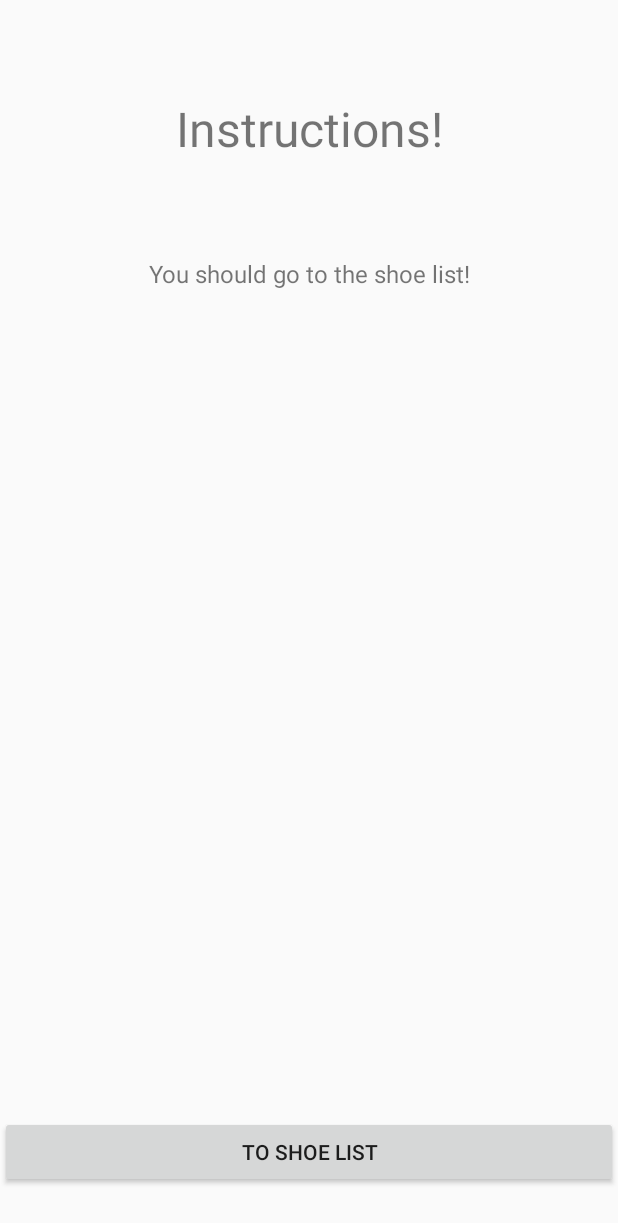
After one commit to bobtal/ShoeStore, an Android app: the InstructionsFragment screen opened through its navigation route, on a phone screen of 412 x 824 dp. The commit adds this screen. Shown: the top 1223 px of the screen. Run offline under Robolectric (Android 15) with nearby library versions, the phone set to English and light mode, and no system bars; our stand-ins replace data binding, navigation-ui.

Commit message:
Completes navigation from WelcomeFragment to InstructionsFragment

```diff
--- /dev/null
+++ b/app/src/main/java/com/udacity/shoestore/InstructionsFragment.kt
@@ -0,0 +1,29 @@
+package com.udacity.shoestore
+
+import android.os.Bundle
+import androidx.fragment.app.Fragment
+import android.view.LayoutInflater
+import android.view.View
+import android.view.ViewGroup
+import androidx.databinding.DataBindingUtil
+import com.udacity.shoestore.databinding.FragmentInstructionsBinding
+
+/**
+ * A simple [Fragment] subclass.
+ * Use the [InstructionsFragment.newInstance] factory method to
+ * create an instance of this fragment.
+ */
+class InstructionsFragment : Fragment() {
+
+    override fun onCreateView(
+        inflater: LayoutInflater, container: ViewGroup?,
+        savedInstanceState: Bundle?
+    ): View? {
+        // Inflate the layout for this fragment
+        val binding : FragmentInstructionsBinding = DataBindingUtil.inflate(
+            inflater, R.layout.fragment_instructions, container, false)
+
+        return binding.root
+    }
+
+}
--- a/app/src/main/java/com/udacity/shoestore/WelcomeFragment.kt
+++ b/app/src/main/java/com/udacity/shoestore/WelcomeFragment.kt
@@ -6,6 +6,7 @@ import android.view.LayoutInflater
 import android.view.View
 import android.view.ViewGroup
 import androidx.databinding.DataBindingUtil
+import androidx.navigation.fragment.findNavController
 import com.udacity.shoestore.databinding.FragmentWelcomeBinding
 
 /**
@@ -22,6 +23,11 @@ class WelcomeFragment : Fragment() {
         // Inflate the layout for this fragment
         val binding : FragmentWelcomeBinding = DataBindingUtil.inflate(
             inflater, R.layout.fragment_welcome, container, false)
+
+        // setup the onClickListener for the button for navigation
+        binding.toInstructionsButton.setOnClickListener{
+            findNavController().navigate(R.id.action_welcomeFragment_to_instructionsFragment)
+        }
         return binding.root
     }
 
--- /dev/null
+++ b/app/src/main/res/layout/fragment_instructions.xml
@@ -0,0 +1,41 @@
+<?xml version="1.0" encoding="utf-8"?>
+<layout xmlns:android="http://schemas.android.com/apk/res/android"
+    xmlns:app="http://schemas.android.com/apk/res-auto"
+    xmlns:tools="http://schemas.android.com/tools">
+
+    <RelativeLayout
+        android:layout_width="match_parent"
+        android:layout_height="match_parent"
+        android:orientation="vertical"
+        tools:context=".WelcomeFragment">
+
+        <TextView
+            android:id="@+id/instructions_heading_text"
+            android:layout_width="match_parent"
+            android:layout_height="wrap_content"
+            android:layout_marginTop="64dp"
+            android:text="@string/instructions_heading"
+            android:textAlignment="center"
+            android:textSize="32sp"
+            android:layout_alignParentTop="true"/>
+
+        <TextView
+            android:id="@+id/instructions_text"
+            android:layout_width="match_parent"
+            android:layout_height="wrap_content"
+            android:layout_marginTop="64dp"
+            android:text="@string/instructions_text"
+            android:textAlignment="center"
+            android:textSize="16sp"
+            android:layout_below="@id/instructions_heading_text"/>
+
+        <Button
+            android:id="@+id/to_shoe_list_button"
+            android:layout_width="match_parent"
+            android:layout_height="wrap_content"
+            android:text="@string/to_shoe_list"
+            android:layout_alignParentBottom="true"
+            android:layout_marginBottom="32dp"/>
+
+    </RelativeLayout>
+</layout>
--- a/app/src/main/res/navigation/navigation.xml
+++ b/app/src/main/res/navigation/navigation.xml
@@ -18,5 +18,14 @@
         android:id="@+id/welcomeFragment"
         android:name="com.udacity.shoestore.WelcomeFragment"
         android:label="fragment_welcome"
-        tools:layout="@layout/fragment_welcome" />
+        tools:layout="@layout/fragment_welcome" >
+        <action
+            android:id="@+id/action_welcomeFragment_to_instructionsFragment"
+            app:destination="@id/instructionsFragment" />
+    </fragment>
+    <fragment
+        android:id="@+id/instructionsFragment"
+        android:name="com.udacity.shoestore.InstructionsFragment"
+        android:label="fragment_instructions"
+        tools:layout="@layout/fragment_instructions" />
 </navigation>
--- a/app/src/main/res/values/strings.xml
+++ b/app/src/main/res/values/strings.xml
@@ -12,4 +12,10 @@
     Tap the button to go to the next screen to see the instructions.</string>
     <string name="to_instructions">To instructions</string>
 
+    <!-- Strings related to InstructionsFragment -->
+    <string name="hello_blank_fragment">Hello blank fragment</string>
+    <string name="instructions_heading">Instructions!</string>
+    <string name="instructions_text">You should go to the shoe list!</string>
+    <string name="to_shoe_list">To Shoe List</string>
+
 </resources>
```
